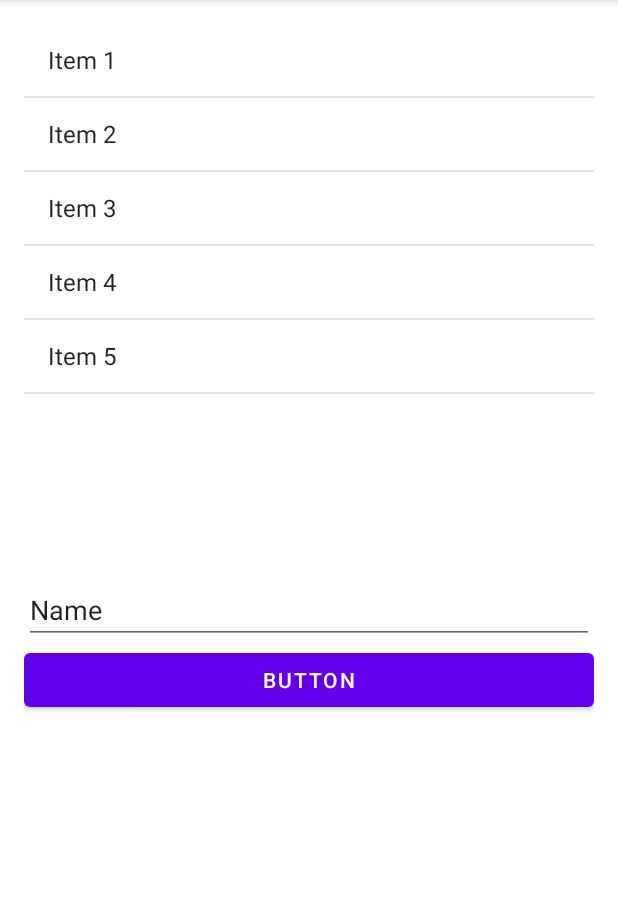
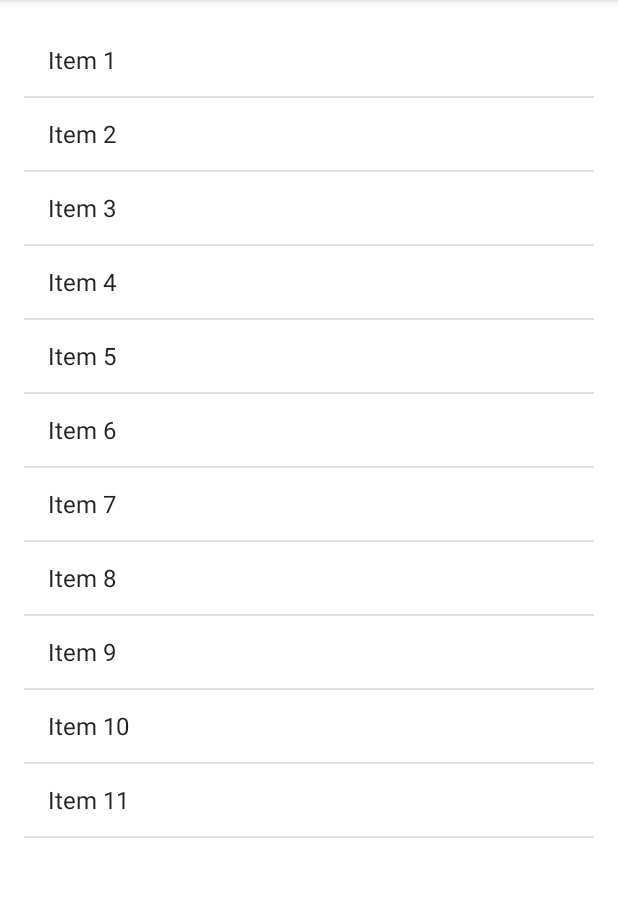
Before and after one commit to AhmedalkaffPersonal/FirstApplication, an Android app: the screen it shows after launch (FragmentHostActivity), after a tap on "Item 1", on a phone screen of 412 x 824 dp, the part 84-981 px from its top. Run offline under Robolectric (Android 15) with nearby library versions, the phone set to English and light mode, and no system bars.

Commit message:
fragment part2

```diff
--- a/app/src/main/java/com/pioneersacademy/alkaff/firstapplication/FirstFragment.kt
+++ b/app/src/main/java/com/pioneersacademy/alkaff/firstapplication/FirstFragment.kt
@@ -7,25 +7,35 @@ import android.view.View
 import android.view.ViewGroup
 import android.widget.Button
 import androidx.navigation.fragment.findNavController
+import com.pioneersacademy.alkaff.firstapplication.databinding.FragmentFirstBinding
 
 /**
  * A simple [Fragment] subclass as the default destination in the navigation.
  */
 class FirstFragment : Fragment() {
 
+    private lateinit var binding: FragmentFirstBinding
     override fun onCreateView(
             inflater: LayoutInflater, container: ViewGroup?,
             savedInstanceState: Bundle?
     ): View? {
         // Inflate the layout for this fragment
-        return inflater.inflate(R.layout.fragment_first, container, false)
+        binding = FragmentFirstBinding.inflate(inflater)
+        return binding.root
     }
 
     override fun onViewCreated(view: View, savedInstanceState: Bundle?) {
         super.onViewCreated(view, savedInstanceState)
 
         view.findViewById<Button>(R.id.button_first).setOnClickListener {
-            findNavController().navigate(R.id.action_FirstFragment_to_SecondFragment)
+
         }
     }
+
+    fun changeText(text:String)
+    {
+        binding.textviewFirst.text = text
+
+
+    }
 }
--- a/app/src/main/java/com/pioneersacademy/alkaff/firstapplication/FragmentHostActivity.kt
+++ b/app/src/main/java/com/pioneersacademy/alkaff/firstapplication/FragmentHostActivity.kt
@@ -3,24 +3,51 @@ package com.pioneersacademy.alkaff.firstapplication
 import androidx.appcompat.app.AppCompatActivity
 import android.os.Bundle
 import android.util.Log
+import android.widget.LinearLayout
+import android.widget.Toast
 import androidx.fragment.app.commit
+import com.pioneersacademy.alkaff.firstapplication.databinding.ActivityFragmentHostBinding
+import java.lang.Exception
 
-class FragmentHostActivity : AppCompatActivity() {
+class FragmentHostActivity : AppCompatActivity(), MyListFragment.ItemListener {
+
+    private var myFirstFragment: MyFirstFragment? = null
+
+    private lateinit var binding:ActivityFragmentHostBinding
     override fun onCreate(savedInstanceState: Bundle?) {
         Log.d("MyFirstFragment", "HostActivity:onCreate")
         super.onCreate(savedInstanceState)
-        setContentView(R.layout.activity_fragment_host)
+        binding = ActivityFragmentHostBinding.inflate(layoutInflater)
+        setContentView(binding.root)
+
+        if(myFirstFragment == null)
+            myFirstFragment = MyFirstFragment()
+
+        supportFragmentManager.addOnBackStackChangedListener {
+            setlayout()
+        }
 
 
         //
-        // Add the fragment to framelayout1
+        // Add the fragment to frame layout1
 
-        // TODO: Step 6: add the fragement object to the fragment container view
+        // TODO: Step 6: add the fragment object to the fragment container view
         if (savedInstanceState == null) {
+
             supportFragmentManager.commit {
-                add(R.id.fragment_container_view1, MyListFragement())
-                add(R.id.fragment_container_view2, MyFirstFragment())
+                add(R.id.fragment_container_view1, MyListFragment())
+                //add(R.id.fragment_container_view2, myFirstFragment!!)
             }
+
+        }
+    }
+
+    private fun setlayout() {
+        if(myFirstFragment?.isAdded != true)
+        {
+            binding.fragmentContainerView2.layoutParams = LinearLayout.LayoutParams(LinearLayout.LayoutParams.MATCH_PARENT,LinearLayout.LayoutParams.MATCH_PARENT,1.0f)
+        }else {
+            binding.fragmentContainerView2.layoutParams = LinearLayout.LayoutParams(LinearLayout.LayoutParams.MATCH_PARENT,0,1.0f)
 
         }
     }
@@ -37,4 +64,37 @@ class FragmentHostActivity : AppCompatActivity() {
         super.onDestroy()
 
     }
+
+    override fun itemSelected(text: String) {
+
+
+        if(myFirstFragment?.isAdded != true)
+        {
+            try{
+                supportFragmentManager.commit {
+                    add(R.id.fragment_container_view2, myFirstFragment!!)
+                    addToBackStack(null)
+
+                }
+                // force the fragment manager to reflect the changes directly
+                supportFragmentManager.executePendingTransactions()
+
+                //setlayout()
+
+
+
+            }catch (e:Exception)
+            {
+                Log.e("FragmentHostActivity",e.stackTraceToString())
+            }
+
+
+        }
+
+        myFirstFragment?.changeText(text)
+
+
+    }
+
+
 }
--- a/app/src/main/java/com/pioneersacademy/alkaff/firstapplication/MyFirstFragment.kt
+++ b/app/src/main/java/com/pioneersacademy/alkaff/firstapplication/MyFirstFragment.kt
@@ -1,18 +1,23 @@
 package com.pioneersacademy.alkaff.firstapplication
 
 import android.content.Context
+import android.os.Binder
 import android.os.Bundle
 import android.util.Log
 import android.view.LayoutInflater
 import android.view.View
 import android.view.ViewGroup
+import android.widget.EditText
+import android.widget.TextView
 import androidx.fragment.app.Fragment
+import com.pioneersacademy.alkaff.firstapplication.databinding.MyFirstFragementBinding
 
 // TODO: Step 1: create your own fragement class and inherit from Fragment super class
 class MyFirstFragment : Fragment() {
 
-    // TODO: Step 2: Add fragement life cycle call backs
+    // TODO: Step 2: Add fragment life cycle call backs
 
+    private lateinit var binder:MyFirstFragementBinding
     override fun onAttach(context: Context) {
         Log.d("MyFirstFragment","onAttach")
         super.onAttach(context)
@@ -33,14 +38,27 @@ class MyFirstFragment : Fragment() {
     ): View? {
         Log.d("MyFirstFragment","onCreateView")
 
-        // TODO: Step 4: inflat the fragement layout using the provided inflator object
-        // make sure to use inflator at onCreateView funtion not at onViewCreated
-        return inflater.inflate(R.layout.my_first_fragement,container,false)
+        // TODO: Step 4: inflate the fragment layout using the provided inflater object
+        // make sure to use inflater at onCreateView function not at onViewCreated
+
+        binder = MyFirstFragementBinding.inflate(inflater)
+
+        Log.d("MyFirstFragment","binder is initialized")
+        return binder.root
     }
 
     override fun onViewCreated(view: View, savedInstanceState: Bundle?) {
         Log.d("MyFirstFragment","onViewCreated")
+
         super.onViewCreated(view, savedInstanceState)
+
+    }
+
+    fun changeText(text:String?){
+
+        binder?.apply {
+            editTextTextPersonName3.setText(text)
+        }
 
     }
 
--- a/app/src/main/java/com/pioneersacademy/alkaff/firstapplication/MyListFragement.kt
+++ /dev/null
@@ -1,32 +0,0 @@
-package com.pioneersacademy.alkaff.firstapplication
-
-import android.content.Context
-import android.os.Bundle
-import android.view.LayoutInflater
-import android.view.View
-import android.view.ViewGroup
-import android.widget.ArrayAdapter
-import androidx.fragment.app.ListFragment
-
-class MyListFragement : ListFragment() {
-
-    override fun onAttach(context: Context) {
-        super.onAttach(context)
-        val data = resources.getStringArray(R.array.list_items)
-        val adapter:ArrayAdapter<String> = ArrayAdapter(context,android.R.layout.simple_list_item_1,data)
-        listAdapter = adapter
-    }
-
-    override fun onCreateView(
-        inflater: LayoutInflater,
-        container: ViewGroup?,
-        savedInstanceState: Bundle?
-    ): View? {
-        // val data = arrayOf("Item 1","item 2") // bad hard coded strings
-
-//        val data = resources.getStringArray(R.array.list_items)
-//        val adapter:ArrayAdapter<String> = ArrayAdapter(inflater.context,android.R.layout.simple_list_item_1,data)
-//        listAdapter = adapter
-        return super.onCreateView(inflater, container, savedInstanceState)
-    }
-}
--- /dev/null
+++ b/app/src/main/java/com/pioneersacademy/alkaff/firstapplication/MyListFragment.kt
@@ -0,0 +1,80 @@
+package com.pioneersacademy.alkaff.firstapplication
+
+import android.content.Context
+import android.os.Bundle
+import android.view.LayoutInflater
+import android.view.View
+import android.view.ViewGroup
+import android.widget.ArrayAdapter
+import android.widget.TextView
+import android.widget.Toast
+import androidx.fragment.app.ListFragment
+import java.lang.ClassCastException
+
+class MyListFragment : ListFragment() {
+
+    interface ItemListener {
+        fun itemSelected(text:String)
+    }
+
+    private var listener:ItemListener? = null
+
+    override fun onAttach(context: Context) {
+        super.onAttach(context)
+
+        try {
+            listener = context as ItemListener
+        }catch (e:ClassCastException)
+        {
+            throw ClassCastException("${context?.toString()} must implement MyListFragment.ItemListener")
+        }
+
+
+
+    }
+
+    override fun onCreateView(
+        inflater: LayoutInflater,
+        container: ViewGroup?,
+        savedInstanceState: Bundle?
+    ): View? {
+        // val data = arrayOf("Item 1","item 2") // bad hard coded strings
+
+//        val data = resources.getStringArray(R.array.list_items)
+//        val adapter:ArrayAdapter<String> = ArrayAdapter(inflater.context,android.R.layout.simple_list_item_1,data)
+//        listAdapter = adapter
+        return super.onCreateView(inflater, container, savedInstanceState)
+    }
+
+    override fun onViewCreated(view: View, savedInstanceState: Bundle?) {
+        super.onViewCreated(view, savedInstanceState)
+        val data = resources.getStringArray(R.array.list_items)
+        val adapter:ArrayAdapter<String> = ArrayAdapter(view.context,
+            android.R.layout.simple_list_item_1,data)
+        listAdapter = adapter
+
+
+        listView.setOnItemClickListener { parent, view, position, id ->
+            // you can get the text from the view and then user textview.text
+            // note: if the list view is complex view then use view.findViewById()
+            // to get the desired view
+            val textview = view as TextView
+            // or you can get the text from the data array using the position
+            val text = data[position]
+
+            // We need to call a function in the Host activity
+
+            // you can not use this ListFragment with any other activity,
+            // since the next line will create an exception
+//            val hostActivity = activity as FragmentHostActivity
+//            hostActivity.ItemSelected(text)
+
+            listener?.itemSelected(text)
+        }
+    }
+
+    override fun onActivityCreated(savedInstanceState: Bundle?) {
+        super.onActivityCreated(savedInstanceState)
+
+    }
+}
--- a/app/src/main/res/layout/activity_fragment_host.xml
+++ b/app/src/main/res/layout/activity_fragment_host.xml
@@ -22,11 +22,19 @@
         app:layout_constraintStart_toStartOf="parent"
         app:layout_constraintTop_toTopOf="parent">
 
+        <!-- static fragment-->
+<!--        <fragment-->
+<!--            android:layout_width="match_parent"-->
+<!--            android:layout_height="match_parent"-->
+<!--            android:name="com.pioneersacademy.alkaff.firstapplication.FirstFragment">-->
+<!--            -->
+<!--        </fragment>-->
+
         <!-- TODO: Step 5: Add fragment container view in the activity layout -->
         <androidx.fragment.app.FragmentContainerView
             android:id="@+id/fragment_container_view1"
             android:layout_width="match_parent"
-            android:layout_height="0dp"
+            android:layout_height="match_parent"
             android:layout_marginStart="8dp"
             android:layout_marginTop="8dp"
             android:layout_marginEnd="8dp"
--- a/app/src/main/res/values/strings.xml
+++ b/app/src/main/res/values/strings.xml
@@ -38,6 +38,13 @@
         <item>Item 3</item>
         <item>Item 4</item>
         <item>Item 5</item>
+        <item>Item 6</item>
+        <item>Item 7</item>
+        <item>Item 8</item>
+        <item>Item 9</item>
+        <item>Item 10</item>
+        <item>Item 11</item>
+
     </array>
     <string name="hello_first_fragment">Hello first fragment</string>
     <string name="hello_second_fragment">Hello second fragment. Arg: %1$s</string>
```
